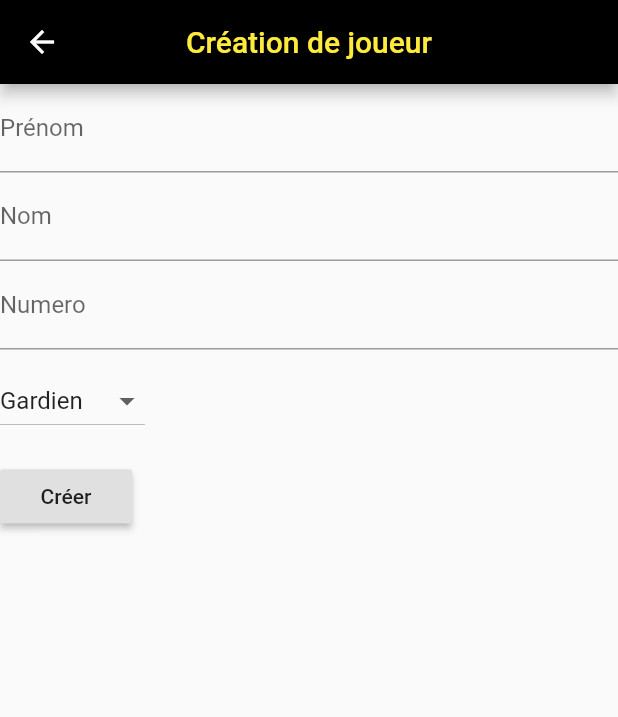
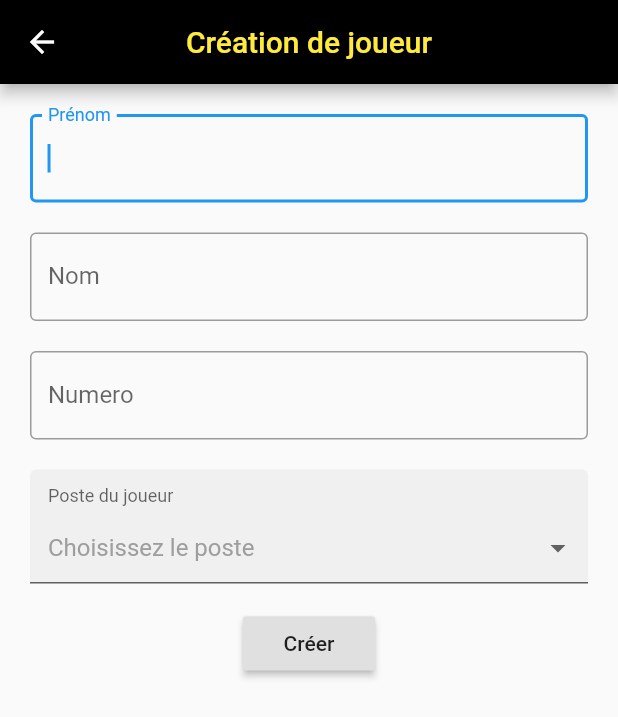
Before and after one commit to fabioavelino/footstat, a Flutter app: the creerJoueur screen opened directly, on a phone screen of 412 x 824 dp. Shown: the top 717 px of the screen. Run offline on Flutter 3.47's test engine with Material 2 defaults, Android fonts, the light colour scheme and no system bars; drawn by our look-alikes of dropdown_formfield.

Commit message:
Modification du dropDown + import de dropDown pour form

```diff
--- a/lib/screens/CreerJoueur.dart
+++ b/lib/screens/CreerJoueur.dart
@@ -1,7 +1,7 @@
 import 'package:flutter/material.dart';
 import 'package:flutter/services.dart';
 import 'package:footstat/models/Joueur.dart';
-import 'package:footstat/widgets/dropDownPost.dart';
+import 'package:dropdown_formfield/dropdown_formfield.dart';
 
 class creerJoueur extends StatefulWidget {
   @override
@@ -33,15 +33,16 @@ class customForm extends StatefulWidget {
 final _formKey = GlobalKey<FormState>();
 
 class _customFormState extends State<customForm> {
-  String name;
-  String firstName;
-  int number;
-  String post;
+  String _name;
+  String _firstName;
+  int _number;
+  String _post;
 
 
   ajouterJoueur(){
-    Joueur joueur =  new Joueur(number, name, firstName);
-    print(name);
+    Joueur joueur =  new Joueur(_number, _name, _firstName);
+
+    print(_name);
     print(joueur.numero);
   }
 
@@ -50,10 +51,14 @@ class _customFormState extends State<customForm> {
     return Form(
       key: _formKey,
       child: Column(
-        crossAxisAlignment: CrossAxisAlignment.start,
+        crossAxisAlignment: CrossAxisAlignment.center,
         children: <Widget>[
-          TextFormField(
+          Padding(
+            padding: const EdgeInsets.only(top: 20.0, left: 20, right: 20),
+              child: TextFormField(
+              autofocus: true,
               decoration: InputDecoration(
+                 border: OutlineInputBorder(),
                 labelText: 'Prénom'
               ),
               validator: (value) {
@@ -62,28 +67,36 @@ class _customFormState extends State<customForm> {
                 }
                 return null;
               },
-            onSaved: (val) => setState(()=> name = val),
+              onSaved: (val) => setState(()=> _name = val),
             ),
-          TextFormField(
+          ),
+          Padding(
+            padding: const EdgeInsets.only(top: 20, left: 20, right: 20),
+                      child: TextFormField(
               decoration: InputDecoration(
+                border: OutlineInputBorder(),
                 labelText: 'Nom'
               ),
               validator: (value) {
-              name = value;
+                _name = value;
                 if (value.isEmpty) {
                   return 'Veuillez remplir le champ';
                 }
                 return null;
               },
-            onSaved: (val) => setState(()=> firstName = val),
+              onSaved: (val) => setState(()=> _firstName = val),
             ),
-          TextFormField(
+          ),
+          Padding(
+            padding: const EdgeInsets.only(top: 20, left: 20, right: 20),
+                      child: TextFormField(
               keyboardType: TextInputType.number, //Affiche le clavier numérique
               inputFormatters: <TextInputFormatter>[
                 new LengthLimitingTextInputFormatter(2), // limitation des maillots de 0 à 99
                 WhitelistingTextInputFormatter.digitsOnly // force l'usage du clavier numérique
               ],
               decoration: InputDecoration(
+                 border: OutlineInputBorder(),
                 labelText: 'Numero'
               ),
               validator: (value) {
@@ -92,12 +105,46 @@ class _customFormState extends State<customForm> {
                 }
                 return null;
               },
-            onSaved: (val) => setState(()=> number = int.parse(val)),
+              onSaved: (val) => setState(()=> _number = int.parse(val)),
             ),
-          SizedBox(
-            height: 10.0,
           ),
-          DropDown(
+          Container(
+                padding: const EdgeInsets.only(top: 20, left: 20, right: 20),
+                child: DropDownFormField(
+                  titleText: 'Poste du joueur',
+                  hintText: 'Choisissez le poste',
+                  value: _post,
+                  onSaved: (value) {
+                    setState(() {
+                      _post = value;
+                    });
+                  },
+                  onChanged: (value) {
+                    setState(() {
+                      _post = value;
+                    });
+                  },
+                  dataSource: [
+                    {
+                      "display": "Gardien",
+                      "value": "Gardien",
+                    },
+                    {
+                      "display": "Defenseur",
+                      "value": "Defenseur",
+                    },
+                    {
+                      "display": "Milieu",
+                      "value": "Milieu",
+                    },
+                    {
+                      "display": "Attaquant",
+                      "value": "Attaquant",
+                    },
+                  ],
+                  textField: 'display',
+                  valueField: 'value',
+                ),
               ),
           Padding(
             padding: const EdgeInsets.symmetric(vertical: 16.0),
--- a/lib/widgets/dropDownPost.dart
+++ /dev/null
@@ -1,52 +0,0 @@
-import 'package:flutter/material.dart';
-import 'package:footstat/utilities/Constants.dart';
-import 'package:footstat/models/Poste.dart';
-
-class DropDown extends StatefulWidget {
-  @override
-  _DropDownState createState() => _DropDownState();
-}
-
-class _DropDownState extends State<DropDown> {
-  List <Poste> _lstPosts = Poste.getPostes();
-  List<DropdownMenuItem<Poste>> _dropdownMenuItems;
-  Poste _poste;
-
-  @override
-  void initState() {
-    _dropdownMenuItems = buildDropdownMenuItems(_lstPosts);
-    _poste = _dropdownMenuItems[0].value;
-    super.initState();
-  }
-
-  List<DropdownMenuItem<Poste>> buildDropdownMenuItems(List  lstPosts){
-    List<DropdownMenuItem<Poste>> items = List();
-    for(Poste post in lstPosts){
-      items.add(
-        DropdownMenuItem(
-          value: post,
-          child : Text(post.nom),
-          ),
-      );
-    }
-    return items;
-  }
-
-  onChangeDropdownItem(Poste poste){
-    setState((){
-      _poste = poste;
-    });
-  }
-  String getPoste(){
-    return _poste.nom;
-  }
-
-  @override
-Widget build(BuildContext context) {
-  return  DropdownButton(
-                value: _poste,
-                items: _dropdownMenuItems,
-                onChanged: onChangeDropdownItem,
-    );
-  }
-}
--- a/pubspec.yaml
+++ b/pubspec.yaml
@@ -25,6 +25,7 @@ dependencies:
   cupertino_icons: ^0.1.2
   flutter_bloc: ^2.0.1
   equatable: ^1.0.0
+  dropdown_formfield: ^0.1.1
 
 dev_dependencies:
   flutter_test:
```
Also changed, not shown: lib/screens/screen.dart (deleted), pubspec.lock. Lines whose indentation alone changed are shown as unchanged.
